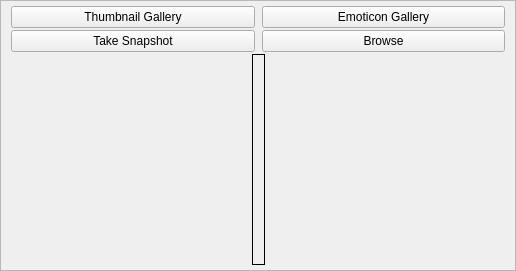
The window that nolimitgui/CommonSrc/Forms/ThumbnailEditWidget.ui (nolimitconnect/NoLimitConnect) describes before a commit, drawn with Qt 5.
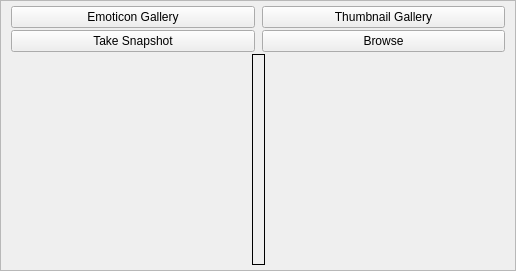
The same window after the commit. Custom widgets are drawn as their Qt base class.

```diff
--- a/nolimitgui/CommonSrc/Forms/ThumbnailEditWidget.ui
+++ b/nolimitgui/CommonSrc/Forms/ThumbnailEditWidget.ui
@@ -54,8 +54,8 @@
        <rect>
         <x>0</x>
         <y>0</y>
-        <width>497</width>
-        <height>314</height>
+        <width>514</width>
+        <height>269</height>
        </rect>
       </property>
       <property name="sizePolicy">
@@ -97,19 +97,6 @@
          <property name="bottomMargin">
           <number>0</number>
          </property>
-         <item>
-          <widget class="QPushButton" name="m_ThumbGalleryButton">
-           <property name="sizePolicy">
-            <sizepolicy hsizetype="Minimum" vsizetype="Fixed">
-             <horstretch>0</horstretch>
-             <verstretch>0</verstretch>
-            </sizepolicy>
-           </property>
-           <property name="text">
-            <string>Thumbnail Gallery</string>
-           </property>
-          </widget>
-         </item>
          <item>
           <widget class="QPushButton" name="m_EmoticonGalleryButton">
            <property name="sizePolicy">
@@ -123,6 +110,19 @@
            </property>
           </widget>
          </item>
+         <item>
+          <widget class="QPushButton" name="m_ThumbGalleryButton">
+           <property name="sizePolicy">
+            <sizepolicy hsizetype="Minimum" vsizetype="Fixed">
+             <horstretch>0</horstretch>
+             <verstretch>0</verstretch>
+            </sizepolicy>
+           </property>
+           <property name="text">
+            <string>Thumbnail Gallery</string>
+           </property>
+          </widget>
+         </item>
         </layout>
        </item>
        <item>
```
Left out of the diff: 12 changed lines with no effect on the pictures.
